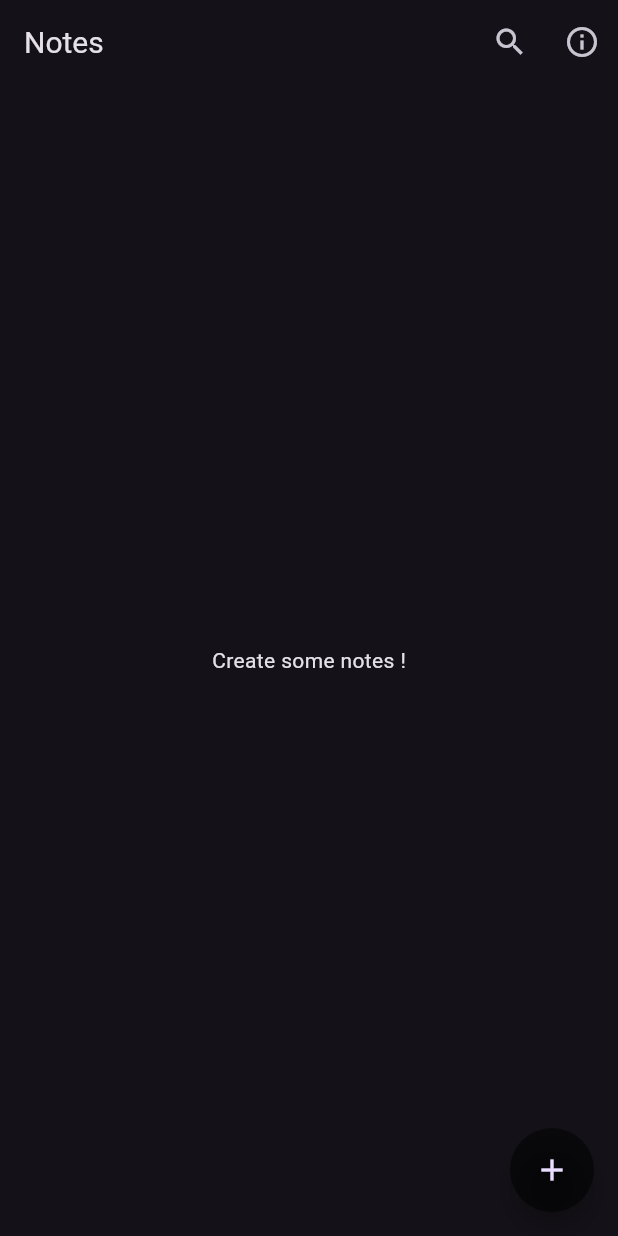
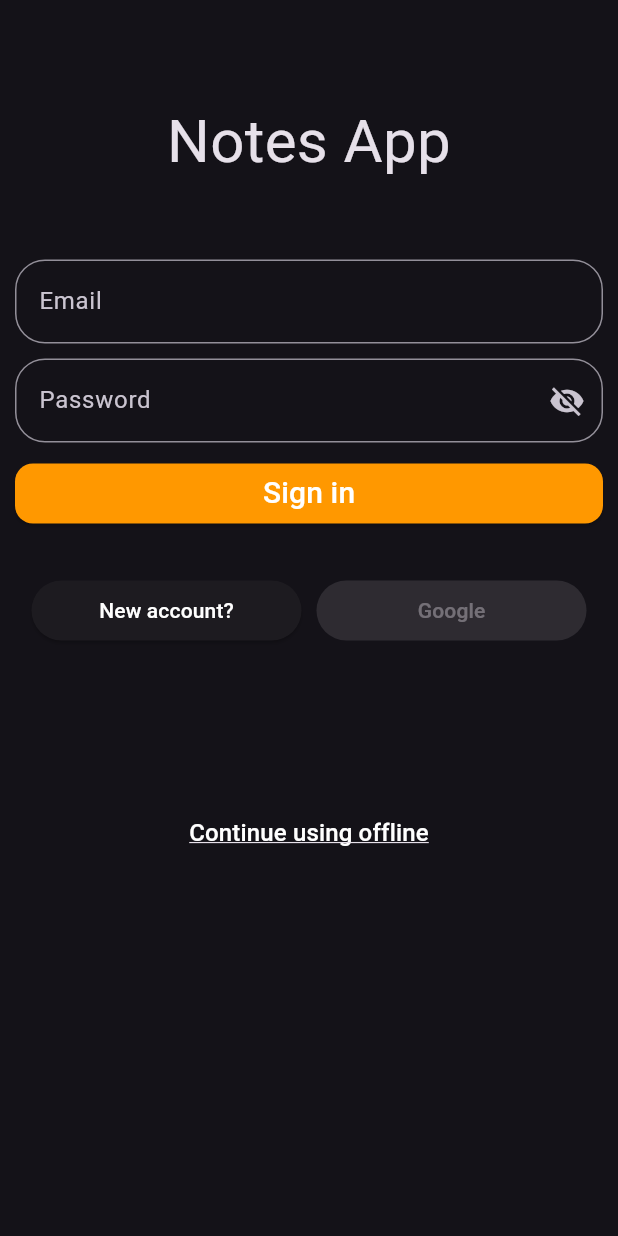
Before and after one commit to HuyVoWakumo/NotesApp, a Flutter app: the screen it shows after launch, on a phone screen of 412 x 824 dp. Run offline on Flutter 3.47's test engine with Material 3 defaults, Android fonts, the phone set to English and light mode, and no system bars; our stand-ins replace flutter_dotenv, flutter_riverpod, flutter_slidable, sqflite, supabase_flutter; accounts and stored records are empty.

Commit message:
feat: auth user, allow user to create and view note offline and online

```diff
--- a/lib/datasource/local/note_local_datasource.dart
+++ b/lib/datasource/local/note_local_datasource.dart
@@ -22,9 +22,9 @@ class NoteLocalDatasource {
     return await db.insert('Note', note.toMap());
   }
 
-  Future<List<Note>> getAll() async {
+  Future<List<Note>> getAll(String? idUser) async {
     final db = await _myDatabase!.db;
-    var res = await db.query('Note');
+    var res = await db.query('Note', where: ' id_user IS ? ', whereArgs: [idUser]);
     return res.isNotEmpty ? res.map((r) => Note.fromMap(r)).toList() : List.empty();
   }
 
--- /dev/null
+++ b/lib/datasource/remote/user_remote_datasource.dart
@@ -0,0 +1,31 @@
+import 'package:flutter_riverpod/flutter_riverpod.dart';
+import 'package:supabase_flutter/supabase_flutter.dart';
+
+final userRemoteProvider = Provider<UserRemoteDatasource>(
+  (ref) => UserRemoteDatasource()
+);
+
+class UserRemoteDatasource {
+  UserRemoteDatasource._();
+  static final UserRemoteDatasource _instance = UserRemoteDatasource._();
+  final _supabase = Supabase.instance.client;
+
+  factory UserRemoteDatasource() {
+    return _instance;
+  }
+
+  Future<AuthResponse> signInWithPassword(String email, String password) async {
+    return await _supabase.auth.signInWithPassword(
+      email: email,
+      password: password
+    );
+  }
+
+  Future<AuthResponse> signUp(String email, String password) async {
+    return await _supabase.auth.signUp(
+      email: email,
+      password: password
+    );
+  }
+
+}
--- a/lib/main.dart
+++ b/lib/main.dart
@@ -24,7 +24,7 @@ class MainApp extends StatelessWidget {
         darkTheme: ThemeData.dark(),
         themeMode: ThemeMode.dark,
         routes: Routes.init(context),
-        initialRoute: '/home',
+        initialRoute: '/auth',
         debugShowCheckedModeBanner: false,
       ),
     );
--- a/lib/routes.dart
+++ b/lib/routes.dart
@@ -1,5 +1,6 @@
 import 'package:flutter/material.dart';
 import 'package:notes_app/views/home/home_view.dart';
+import 'package:notes_app/views/auth/auth_view.dart';
 import 'package:notes_app/views/note_detail/note_detail_view.dart';
 import 'package:notes_app/views/search/search_view.dart';
 
@@ -8,6 +9,7 @@ class Routes {
 
   static Map<String, Widget Function(BuildContext)> init(BuildContext context) {
     _route = {
+      '/auth': (context) => const AuthView(),
       '/home': (context) => const HomeView(),
       '/note-detail': (context) {
         final args = ModalRoute.of(context)!.settings.arguments as Map<String, dynamic>;
--- /dev/null
+++ b/lib/views/auth/auth_view.dart
@@ -0,0 +1,75 @@
+import 'package:flutter/material.dart';
+import 'package:flutter_riverpod/flutter_riverpod.dart';
+import 'package:notes_app/views/auth/auth_view_model.dart';
+import 'package:notes_app/views/auth/widgets/sign_form.dart';
+
+class AuthView extends ConsumerWidget {
+  const AuthView({super.key});
+
+  @override
+  Widget build(BuildContext context, WidgetRef ref) {
+    return Scaffold(
+      appBar: AppBar(),
+      body: ListView(
+        padding: const EdgeInsets.all(10),
+        children: [
+          _title(),
+          const SizedBox(height: 50),
+          const SignForm(),
+          const SizedBox(height: 30),
+          _otherMethods(ref),
+          const SizedBox(height: 100),
+          _useOfflineText(context),
+        ]
+      )
+    );
+  }
+
+  Widget _title() {
+    return const Text(
+      'Notes App',
+      style: TextStyle(
+        fontSize: 40,
+      ),
+      textAlign: TextAlign.center,
+    );
+  }
+
+  Widget _otherMethods(WidgetRef ref) {
+    return Row(
+      mainAxisAlignment: MainAxisAlignment.center,
+      children: [
+        ElevatedButton(
+          onPressed: ref.read(authViewModel).toggleSignIn,
+          style: ElevatedButton.styleFrom(
+            foregroundColor: Colors.white,
+            fixedSize: const Size(180, 30)
+          ),
+          child: Text(ref.watch(authViewModel).isSignIn ? 'New account?' : 'Have an account?'),
+        ),
+        const SizedBox(width: 10),
+        ElevatedButton(
+          onPressed: null,
+          style: ElevatedButton.styleFrom(
+            fixedSize: const Size(180, 30)
+          ),
+          child: const Text('Google'),
+        )
+      ],
+    );
+  }
+
+  Widget _useOfflineText(BuildContext context) {
+    return TextButton(
+      onPressed: () {
+        Navigator.pushReplacementNamed(context, '/home');
+      },
+      child: const Text(
+        'Continue using offline',
+        textAlign: TextAlign.center,
+        style: TextStyle(fontSize: 16, color: Colors.white, decoration: TextDecoration.underline)
+      ),
+    );
+  }
+
+}
--- /dev/null
+++ b/lib/views/auth/widgets/password_text_field_widget.dart
@@ -0,0 +1,80 @@
+import 'dart:core';
+
+import 'package:flutter/material.dart';
+
+
+class PasswordTextFieldWidget extends StatefulWidget {
+  bool obscureText = true;
+  String obscuringCharacter = '•';
+  String? initialValue;
+  TextEditingController? controller;
+  String? Function(String?)? validator;
+  AutovalidateMode? autovalidateMode;
+  TextStyle? style;
+  TextDirection? textDirection;
+  TextAlign textAlign;
+  bool readOnly;
+  bool expands;
+  int? maxLength;
+  Text label;
+  InputDecoration decoration = const InputDecoration();
+
+  PasswordTextFieldWidget({
+    super.key,
+    this.initialValue,
+    this.controller,
+    this.validator,
+    this.autovalidateMode,
+    this.style,
+    this.textDirection,
+    this.textAlign = TextAlign.start,
+    this.readOnly = false,
+    this.maxLength,
+    this.expands = false,
+    this.label = const Text(''),
+  });
+
+  @override
+  State<PasswordTextFieldWidget> createState() => _PasswordTextFieldWidgetState();
+}
+
+class _PasswordTextFieldWidgetState extends State<PasswordTextFieldWidget> {
+  @override
+  Widget build(BuildContext context) {
+    IconButton showhide = IconButton(
+      icon: Icon(widget.obscureText ? Icons.visibility_off : Icons.visibility),
+      onPressed: () {
+        setState(() {
+          widget.obscureText = !widget.obscureText;
+        });
+      }
+    );
+    widget.decoration = InputDecoration(
+      label: widget.label,
+      hintText : "Enter your password...",
+      suffixIcon: showhide,
+      border: OutlineInputBorder(
+        borderSide: const BorderSide(
+          width: 1,
+          color: Colors.white,
+        ),
+        borderRadius: BorderRadius.circular(20),
+      )
+    );
+
+    return TextFormField(
+      initialValue: widget.initialValue,
+      obscureText: widget.obscureText,
+      controller: widget.controller,
+      validator: widget.validator,
+      autovalidateMode: widget.autovalidateMode,
+      style: widget.style,
+      decoration: widget.decoration,
+      textDirection: widget.textDirection,
+      textAlign: widget.textAlign,
+      readOnly: widget.readOnly,
+      maxLength: widget.maxLength,
+      expands: widget.expands,
+    );
+  }
+}
--- /dev/null
+++ b/lib/views/auth/widgets/sign_form.dart
@@ -0,0 +1,79 @@
+import 'package:flutter/material.dart';
+import 'package:flutter_riverpod/flutter_riverpod.dart';
+import 'package:notes_app/utils/validators.dart';
+import 'package:notes_app/views/auth/auth_view_model.dart';
+import 'package:notes_app/views/auth/widgets/password_text_field_widget.dart';
+
+class SignForm extends ConsumerWidget {
+  const SignForm({super.key});
+
+  @override
+  Widget build(BuildContext context, WidgetRef ref) {
+    return Form(
+      key: ref.read(authViewModel).formKey,
+      child: Column(
+        mainAxisAlignment: MainAxisAlignment.center,
+        children: [
+          TextFormField(
+            validator: validateEmpty,
+            autovalidateMode: AutovalidateMode.onUserInteraction,
+            controller: ref.read(authViewModel).emailController,
+            decoration: InputDecoration(
+              labelText: "Email",
+              hintText: "Enter your email...",
+              border: OutlineInputBorder(
+                borderSide: const BorderSide(width: 1, color: Colors.white),
+                borderRadius: BorderRadius.circular(20),
+              )
+            )
+          ),
+          const SizedBox(height: 10),
+          PasswordTextFieldWidget(
+            validator: validateEmpty,
+            autovalidateMode: AutovalidateMode.onUserInteraction,
+            controller: ref.read(authViewModel).passwordController,
+            label: const Text('Password'),
+          ),
+          const SizedBox(height: 10),
+          Visibility(
+            visible: !ref.watch(authViewModel).isSignIn,
+            child: Column(
+              mainAxisSize: MainAxisSize.min,
+              children: [
+                PasswordTextFieldWidget(
+                  validator: validateEmpty,
+                  autovalidateMode: AutovalidateMode.onUserInteraction,
+                  controller: ref.read(authViewModel).confirmPasswordController,
+                  label: const Text('Confirm password'),
+                ),
+                const SizedBox(height: 10),
+              ]
+            ),
+          ),
+          Row(
+            children: [
+              Expanded(
+                child: ElevatedButton(
+                  onPressed: () {
+                    ref.watch(authViewModel).isSignIn
+                    ? ref.read(authViewModel).signInWithPassword(context)
+                    : ref.read(authViewModel).signUp(context);
+                  },
+                  style: ElevatedButton.styleFrom(
+                    backgroundColor: Colors.orange,
+                    foregroundColor: Colors.white,
+                    shape: RoundedRectangleBorder(borderRadius: BorderRadius.circular(12))
+                  ),
+                  child: Text(ref.watch(authViewModel).isSignIn ? 'Sign in' : 'Sign up', style: const TextStyle(fontSize: 20)),
+                ),
+              ),
+            ],
+          )
+        ],
+      ),
+    );
+  }
+
+
+
+}
--- a/lib/views/home/home_view.dart
+++ b/lib/views/home/home_view.dart
@@ -2,7 +2,7 @@ import 'package:flutter/material.dart';
 import 'package:flutter_riverpod/flutter_riverpod.dart';
 import 'package:notes_app/views/home/home_view_model.dart';
 import 'package:notes_app/views/note_detail/note_detail_view_model.dart';
-import 'package:notes_app/widgets/note_item.dart';
+import 'package:notes_app/widgets/note_item_widget.dart';
 
 class HomeView extends ConsumerStatefulWidget {
   const HomeView({super.key});
@@ -30,7 +30,7 @@ class HomeState extends ConsumerState<HomeView> {
       ? const Center(child: Text('Create some notes !'))
       : ListView(
         padding: const EdgeInsets.all(10),
-        children: ref.watch(homeProvider).notes.asMap().map((index, note) => MapEntry(index, NoteItem(note, backgroundColor: ref.read(homeProvider).noteBg[index % 5]))).values.toList(),
+        children: ref.watch(homeProvider).notes.asMap().map((index, note) => MapEntry(index, NoteItemWidget(note, backgroundColor: ref.read(homeProvider).noteBg[index % 5]))).values.toList(),
       ),
       floatingActionButton: FloatingActionButton(
         onPressed: () {
--- a/lib/views/search/search_view.dart
+++ b/lib/views/search/search_view.dart
@@ -1,7 +1,7 @@
 import 'package:flutter/material.dart';
 import 'package:flutter_riverpod/flutter_riverpod.dart';
 import 'package:notes_app/views/search/search_view_model.dart';
-import 'package:notes_app/widgets/note_item.dart';
+import 'package:notes_app/widgets/note_item_widget.dart';
 
 class SearchView extends ConsumerStatefulWidget {
   const SearchView({super.key});
@@ -41,7 +41,7 @@ class _SearchState extends ConsumerState<SearchView> {
               ref.watch(searchViewModel).notes.isNotEmpty
               ? Column(
                 children: ref.watch(searchViewModel).notes.asMap()
-                .map((index, note) => MapEntry(index, NoteItem(
+                .map((index, note) => MapEntry(index, NoteItemWidget(
                   note, backgroundColor: ref.read(searchViewModel).noteBg[index % 5]))).values.toList())
               : const Center(child: Text("No matching notes")),
             ],
--- a/pubspec.yaml
+++ b/pubspec.yaml
@@ -17,6 +17,7 @@ dependencies:
   uuid: ^4.4.2
   flutter_dotenv: ^5.1.0
   supabase_flutter: ^2.5.8
+  shared_preferences: ^2.2.3
 
 
 dev_dependencies:
```
Also changed, not shown: lib/repositories/note_repo.dart (+6 -3 lines), lib/repositories/user_repo.dart (added, +32 -0 lines), lib/views/auth/auth_view_model.dart (added, +60 -0 lines), lib/views/home/home_view_model.dart (+9 -6 lines), lib/views/note_detail/note_detail_view_model.dart (+12 -6 lines), lib/widgets/note_item_widget.dart (renamed from lib/widgets/note_item.dart, +4 -4 lines), pubspec.lock.
